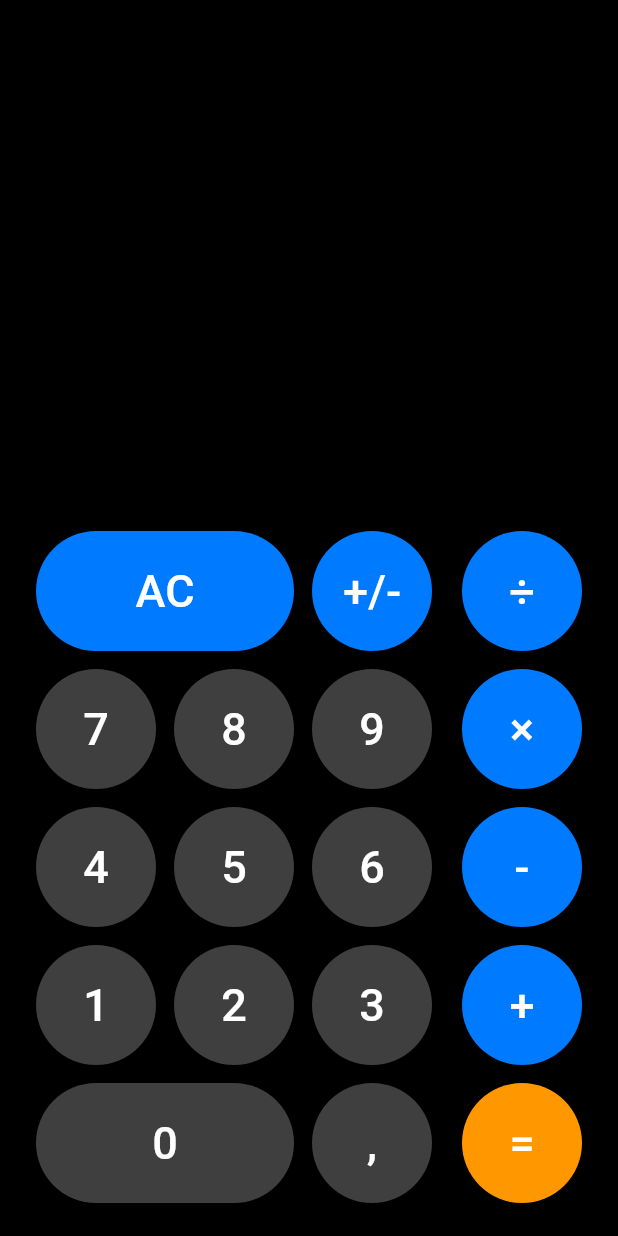
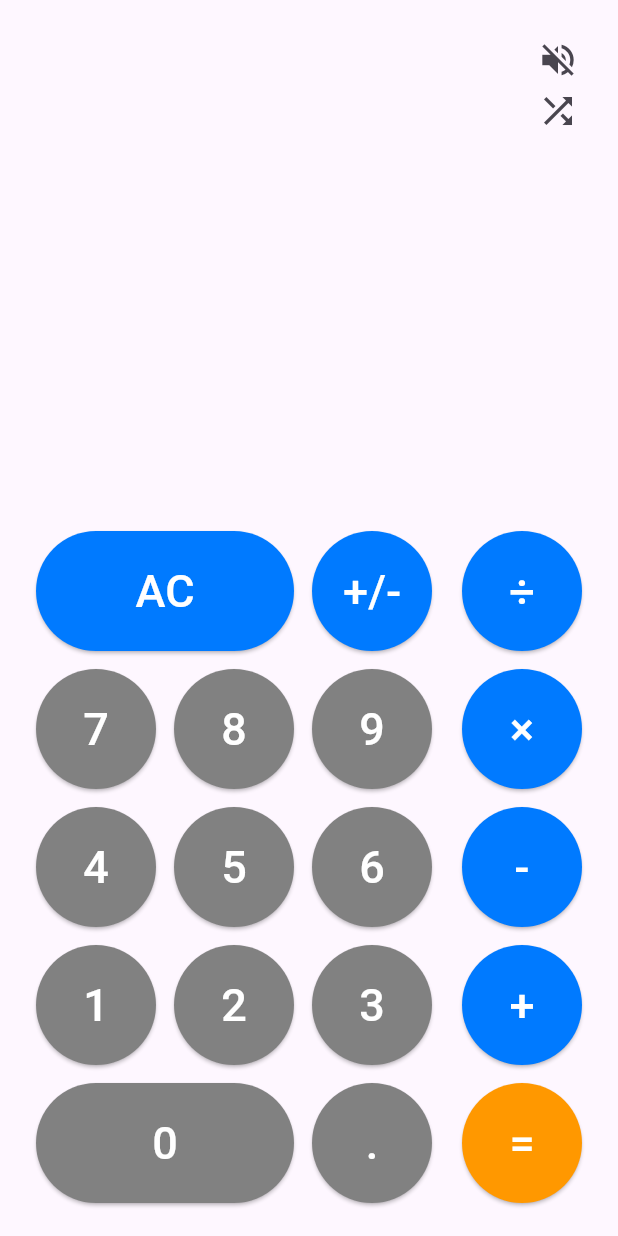
Before and after one commit to adomcik/kalkuliator, a Flutter app: the screen it shows after launch, after a tap on "Continue", on a phone screen of 412 x 824 dp. Run offline on Flutter 3.47's test engine with Material 3 defaults, Android fonts, the phone set to English and light mode, and no system bars; our stand-ins replace package_info_plus, shared_preferences.

Commit message:
good progress

```diff
--- a/lib/calculator_screen.dart
+++ b/lib/calculator_screen.dart
@@ -1,7 +1,15 @@
 import 'package:flutter/material.dart';
+import 'package:flutter/services.dart';
 
 class CalculatorScreen extends StatefulWidget {
-  const CalculatorScreen({super.key});
+  final ThemeMode themeMode;
+  final void Function(ThemeMode) onThemeChanged;
+
+  const CalculatorScreen({
+    super.key,
+    required this.themeMode,
+    required this.onThemeChanged,
+  });
 
   @override
   CalculatorScreenState createState() => CalculatorScreenState();
@@ -11,7 +19,19 @@ class CalculatorScreenState extends State<CalculatorScreen> {
   String _input = '';
   String _result = '';
   bool _isResultCalculated = false;
+  bool _isSoundEnabled = false;
   final int _maxInputLength = 15;
+
+  final List<String> _buttonLabels = [
+    'AC', '+/-', '÷', '7', '8', '9', '×', '4', '5', '6', '-', '1', '2', '3', '+', '0', '.', '=',
+  ];
+
+  void _toggleSound() {
+    setState(() {
+      _isSoundEnabled = !_isSoundEnabled;
+    });
+    print("Sound effects are ${_isSoundEnabled ? 'enabled' : 'disabled'}");
+  }
 
   void _onPressed(String value) {
     setState(() {
@@ -20,41 +40,38 @@ class CalculatorScreenState extends State<CalculatorScreen> {
           _input = '';
           _result = '';
           _isResultCalculated = false;
-        } else if (value == '=') {
-          return;
-        } else {
+        } else if (value != '=') {
           _input = _result + value;
           _result = '';
           _isResultCalculated = false;
         }
       } else {
-        if (value == 'AC') {
+        switch (value) {
+          case 'AC':
             _input = '';
             _result = '';
-        } else if (value == '=') {
+            break;
+          case '=':
             try {
               _result = _calculateResult(_input);
               _isResultCalculated = true;
             } catch (e) {
               _result = 'Error';
               _isResultCalculated = true;
+              print("Error calculating result: $e");
             }
-        } else if (value == '+/-') {
+            break;
+          case '+/-':
             if (_input.isNotEmpty) {
-            if (_input[0] == '-') {
-              _input = _input.substring(1);
-            } else {
-              _input = '-$_input';
+              _input = _input.startsWith('-') ? _input.substring(1) : '-$_input';
             }
-          }
-        } else {
-          if (_input.length < _maxInputLength) {
-            if (value == ',' && !_input.contains(',')) {
-              _input += ',';
-            } else if (value != ',') {
-              _input += value;
-            }
-          }
+            break;
+          case '.':
+            if (!_input.contains('.')) _input += value;
+            break;
+          default:
+            if (_input.length < _maxInputLength) _input += value;
+            break;
         }
       }
     });
@@ -67,61 +84,39 @@ String _calculateResult(String input) {
         .replaceAll(',', '.')
         .replaceAll(' ', '');
 
+    if (expression.isEmpty) return 'Error';
+
     try {
       final result = _evaluateExpression(expression);
-
-    if (result == 0) {
-      return '0';
-    }
-
-    if (result.abs() >= 1e6 || result.abs() <= 1e-6) {
-      return result.toStringAsExponential(2).replaceAll('e+', 'e');
-    }
-
-    // If it's a whole number, remove the .0
-    if (result == result.roundToDouble()) {
-      return result.toInt().toString();
-    }
-
-    return result.toString();
+      return _formatResult(result);
     } catch (e) {
+      print("Error evaluating expression: $e");
       return 'Error';
     }
   }
 
-
-
   double _evaluateExpression(String expression) {
-    if (expression[0] == '-') {
-      expression = '0$expression';
-    }
+    if (expression[0] == '-') expression = '0$expression';
     expression = expression.replaceAll('--', '+');
     expression = expression.replaceAll(RegExp(r'(?<=\d)(?=[^\d\s])'), ' ').replaceAll(RegExp(r'(?<=\D)(?=\d)'), ' ');
 
     final components = expression.split(' ').where((e) => e.isNotEmpty).toList();
-
     double result = 0.0;
     String operator = '+';
 
     for (var component in components) {
-      if (component == '+' || component == '-') {
-        operator = component;
-      } else if (component == '*' || component == '/') {
+      if ('+-*/'.contains(component)) {
         operator = component;
       } else {
         double number = double.parse(component);
-
-        if (operator == '+') {
-          result += number;
-        } else if (operator == '-') {
-          result -= number;
-        } else if (operator == '*') {
-          result *= number;
-        } else if (operator == '/') {
-          if (number == 0) {
-            throw Exception('Cannot divide by zero');
-          }
+        switch (operator) {
+          case '+': result += number; break;
+          case '-': result -= number; break;
+          case '*': result *= number; break;
+          case '/':
+            if (number == 0) throw Exception('Cannot divide by zero');
             result /= number;
+            break;
         }
       }
     }
@@ -129,7 +124,28 @@ String _calculateResult(String input) {
     return result;
   }
 
+  String _formatResult(double result) {
+    if (result == 0) return '0';
+    if (result.abs() >= 1e6 || result.abs() <= 1e-6) {
+      return result.toStringAsExponential(2).replaceAll('e+', 'e');
+    }
+
+    String resultStr = result.toStringAsFixed(11).replaceAll(RegExp(r'0+$'), '').replaceAll(RegExp(r'\.$'), '');
+    return resultStr.length > 12 ? resultStr.substring(0, 12) : resultStr;
+  }
+
+  void _shuffleButtons() {
+    setState(() {
+      _buttonLabels.shuffle();
+    });
+  }
+
   Widget _buildRoundButton(String text, {Color? color, bool isNumber = false}) {
+    final isDark = Theme.of(context).brightness == Brightness.dark;
+    final buttonColor = isNumber
+        ? (isDark ? const Color(0xFF3F3F3F) : const Color(0xFF818181))
+        : (color ?? const Color(0xFF007AFF));
+
     return Padding(
       padding: const EdgeInsets.all(6.0),
       child: SizedBox(
@@ -138,23 +154,22 @@ String _calculateResult(String input) {
         child: ElevatedButton(
           onPressed: () => _onPressed(text),
           style: ElevatedButton.styleFrom(
-            backgroundColor: isNumber ? const Color.fromARGB(255, 63, 63, 63) : (color ?? const Color(0xFF007AFF)),
+            backgroundColor: buttonColor,
             shape: const CircleBorder(),
             padding: EdgeInsets.zero,
           ),
-          child: Text(
-            text,
-            style: const TextStyle(
-              fontSize: 30,
-              color: Colors.white,
-            ),
-          ),
+          child: Text(text, style: const TextStyle(fontSize: 30, color: Colors.white)),
         ),
       ),
     );
   }
 
   Widget _buildWideButton(String text, {Color? color, bool isNumber = false}) {
+    final isDark = Theme.of(context).brightness == Brightness.dark;
+    final buttonColor = isNumber
+        ? (isDark ? const Color(0xFF3F3F3F) : const Color(0xFF818181))
+        : (color ?? const Color(0xFF007AFF));
+
     return Padding(
       padding: const EdgeInsets.all(6.0),
       child: SizedBox(
@@ -163,43 +178,64 @@ String _calculateResult(String input) {
         child: ElevatedButton(
           onPressed: () => _onPressed(text),
           style: ElevatedButton.styleFrom(
-            backgroundColor: isNumber ? const Color.fromARGB(255, 63, 63, 63) : (color ?? const Color(0xFF007AFF)),
-            shape: RoundedRectangleBorder(
-              borderRadius: BorderRadius.circular(100),
-            ),
+            backgroundColor: buttonColor,
+            shape: RoundedRectangleBorder(borderRadius: BorderRadius.circular(100)),
             padding: EdgeInsets.zero,
           ),
-          child: Text(
-            text,
-            style: const TextStyle(
-              fontSize: 30,
-              color: Colors.white,
-            ),
-          ),
+          child: Text(text, style: const TextStyle(fontSize: 30, color: Colors.white)),
         ),
       ),
     );
   }
 
   Widget _buildRow(List<Widget> buttons) {
-    return Row(
-      mainAxisAlignment: MainAxisAlignment.center,
-      children: buttons,
-    );
+    return Row(mainAxisAlignment: MainAxisAlignment.center, children: buttons);
+  }
+
+  @override
+  void dispose() {
+    super.dispose();
   }
 
   @override
   Widget build(BuildContext context) {
+    SystemChrome.setSystemUIOverlayStyle(
+      Theme.of(context).brightness == Brightness.dark ? SystemUiOverlayStyle.light : SystemUiOverlayStyle.dark,
+    );
+
     double fontSize = 48;
     if (_input.length > 10) fontSize = 42;
     if (_input.length > 12) fontSize = 38;
     if (_input.length > 14) fontSize = 32;
 
     return Scaffold(
-      backgroundColor: Colors.black,
+      backgroundColor: Theme.of(context).scaffoldBackgroundColor,
       body: SafeArea(
         child: Column(
           children: [
+            Stack(
+              children: [
+                Container(
+                  alignment: Alignment.centerRight,
+                  padding: const EdgeInsets.only(top: 16, right: 16),
+                  child: IconButton(
+                    icon: Icon(
+                      _isSoundEnabled ? Icons.volume_up : Icons.volume_off,
+                      size: 28,
+                    ),
+                    onPressed: _toggleSound,
+                  ),
+                ),
+                Container(
+                  alignment: Alignment.topRight,
+                  padding: const EdgeInsets.only(top: 50, right: 16),
+                  child: IconButton(
+                    icon: const Icon(Icons.shuffle, size: 28),
+                    onPressed: _shuffleButtons,
+                  ),
+                ),
+              ],
+            ),
             Expanded(
               child: GestureDetector(
                 onTap: () {
@@ -217,17 +253,25 @@ String _calculateResult(String input) {
                     mainAxisAlignment: MainAxisAlignment.end,
                     crossAxisAlignment: CrossAxisAlignment.end,
                     children: [
-                      Text(
-                        _input,
+                      AnimatedDefaultTextStyle(
+                        duration: const Duration(milliseconds: 200),
                         style: TextStyle(
-                          fontSize: fontSize,
-                          color: Colors.white,
+                          fontSize: _isResultCalculated ? 24 : fontSize,
+                          color: _isResultCalculated
+                              ? Colors.grey
+                              : Theme.of(context).textTheme.bodyLarge?.color,
                         ),
+                        child: Text(_input),
                       ),
                       const SizedBox(height: 10),
                       Text(
                         _result,
-                        style: const TextStyle(fontSize: 52, color: Colors.greenAccent),
+                        style: TextStyle(
+                          fontSize: 62,
+                          color: Theme.of(context).brightness == Brightness.dark
+                              ? Colors.white
+                              : Colors.black,
+                        ),
                       ),
                     ],
                   ),
@@ -235,37 +279,37 @@ String _calculateResult(String input) {
               ),
             ),
             _buildRow([
-              _buildWideButton('AC', isNumber: false),
-              _buildRoundButton('+/-', isNumber: false),
+              _buildWideButton(_buttonLabels[0], isNumber: false),
+              _buildRoundButton(_buttonLabels[1], isNumber: false),
               const SizedBox(width: 8),
-              _buildRoundButton('÷', isNumber: false),
+              _buildRoundButton(_buttonLabels[2], isNumber: false),
             ]),
             _buildRow([
-              _buildRoundButton('7', isNumber: true),
-              _buildRoundButton('8', isNumber: true),
-              _buildRoundButton('9', isNumber: true),
+              _buildRoundButton(_buttonLabels[3], isNumber: true),
+              _buildRoundButton(_buttonLabels[4], isNumber: true),
+              _buildRoundButton(_buttonLabels[5], isNumber: true),
               const SizedBox(width: 8),
-              _buildRoundButton('×', isNumber: false),
+              _buildRoundButton(_buttonLabels[6], isNumber: false),
             ]),
             _buildRow([
-              _buildRoundButton('4', isNumber: true),
-              _buildRoundButton('5', isNumber: true),
-              _buildRoundButton('6', isNumber: true),
+              _buildRoundButton(_buttonLabels[7], isNumber: true),
+              _buildRoundButton(_buttonLabels[8], isNumber: true),
+              _buildRoundButton(_buttonLabels[9], isNumber: true),
               const SizedBox(width: 8),
-              _buildRoundButton('-', isNumber: false),
+              _buildRoundButton(_buttonLabels[10], isNumber: false),
             ]),
             _buildRow([
-              _buildRoundButton('1', isNumber: true),
-              _buildRoundButton('2', isNumber: true),
-              _buildRoundButton('3', isNumber: true),
+              _buildRoundButton(_buttonLabels[11], isNumber: true),
+              _buildRoundButton(_buttonLabels[12], isNumber: true),
+              _buildRoundButton(_buttonLabels[13], isNumber: true),
               const SizedBox(width: 8),
-              _buildRoundButton('+', isNumber: false),
+              _buildRoundButton(_buttonLabels[14], isNumber: false),
             ]),
             _buildRow([
-              _buildWideButton('0', isNumber: true),
-              _buildRoundButton(',', isNumber: true),
+              _buildWideButton(_buttonLabels[15], isNumber: true),
+              _buildRoundButton(_buttonLabels[16], isNumber: true),
               const SizedBox(width: 8),
-              _buildRoundButton('=', color: Colors.orange, isNumber: false),
+              _buildRoundButton(_buttonLabels[17], color: Colors.orange, isNumber: false),
             ]),
             const SizedBox(height: 16),
           ],
--- a/lib/main.dart
+++ b/lib/main.dart
@@ -1,60 +1,103 @@
 import 'package:flutter/material.dart';
+import 'package:flutter/services.dart';
 import 'package:shared_preferences/shared_preferences.dart';
 import 'package:package_info_plus/package_info_plus.dart';
 
-import 'calculator_screen.dart'; // Ensure this import is correct
-import 'welcome_screen.dart'; // Ensure this import is correct
+import 'calculator_screen.dart';
+import 'welcome_screen.dart';
 
-void main() {
+void main() async {
+  WidgetsFlutterBinding.ensureInitialized();
+  await SystemChrome.setPreferredOrientations([DeviceOrientation.portraitUp, DeviceOrientation.portraitDown]);
+
   runApp(const Kalkuliator());
 }
 
-class Kalkuliator extends StatelessWidget {
-  const Kalkuliator({super.key}); // Fix for the 'key' warning
+class Kalkuliator extends StatefulWidget {
+  const Kalkuliator({super.key});
 
-  Future<Widget> getInitialScreen() async {
+  @override
+  _KalkuliatorState createState() => _KalkuliatorState();
+}
+
+class _KalkuliatorState extends State<Kalkuliator> {
+  ThemeMode _themeMode = ThemeMode.system;
+  late Future<Widget> _initialScreen;
+
+  void _setThemeMode(ThemeMode mode) {
+    setState(() {
+      _themeMode = mode;
+    });
+  }
+
+  Future<Widget> _getInitialScreen() async {
     final prefs = await SharedPreferences.getInstance();
     final packageInfo = await PackageInfo.fromPlatform();
     final currentVersion = packageInfo.version;
     final savedVersion = prefs.getString('lastVersion');
 
     if (savedVersion != currentVersion) {
-      // First launch or after update
       await prefs.setString('lastVersion', currentVersion);
-      return WelcomeScreen(); // Ensure WelcomeScreen is imported correctly
-    } else {
-      return CalculatorScreen(); // Ensure CalculatorScreen is imported correctly
+      return WelcomeScreen(
+        themeMode: _themeMode,
+        onThemeChanged: _setThemeMode,
+        onContinue: _onWelcomeContinue,
+      );
     }
+
+    return _buildCalculatorScreen();
+  }
+
+  void _onWelcomeContinue() {
+    setState(() {
+      _initialScreen = Future.value(_buildCalculatorScreen());
+    });
+  }
+
+  CalculatorScreen _buildCalculatorScreen() {
+    return CalculatorScreen(
+      themeMode: _themeMode,
+      onThemeChanged: _setThemeMode,
+    );
+  }
+
+  @override
+  void initState() {
+    super.initState();
+    _initialScreen = _getInitialScreen();
   }
 
   @override
   Widget build(BuildContext context) {
     return MaterialApp(
-      title: 'Kalkuliator',  // Changed from CalcMate to Kalkuliator
+      title: 'Kalkuliator',
       debugShowCheckedModeBanner: false,
-
       theme: ThemeData(
         brightness: Brightness.light,
+        useMaterial3: true,
         primarySwatch: Colors.deepPurple,
       ),
       darkTheme: ThemeData(
         brightness: Brightness.dark,
+        useMaterial3: true,
         primarySwatch: Colors.deepPurple,
         scaffoldBackgroundColor: Colors.black,
       ),
-      themeMode: ThemeMode.system, // Uses system setting (light/dark)
-
+      themeMode: _themeMode,
       home: FutureBuilder<Widget>(
-        future: getInitialScreen(),
+        future: _initialScreen,
         builder: (context, snapshot) {
           if (snapshot.connectionState == ConnectionState.waiting) {
-            return Scaffold(
+            return const Scaffold(
               backgroundColor: Colors.black,
               body: Center(child: CircularProgressIndicator()),
             );
-          } else {
-            return snapshot.data!;  // Return the screen based on Future
+          } else if (snapshot.hasError) {
+            return const Scaffold(
+              body: Center(child: Text('Error loading screen')),
+            );
           }
+          return snapshot.data!;
         },
       ),
     );
--- a/lib/welcome_screen.dart
+++ b/lib/welcome_screen.dart
@@ -2,14 +2,23 @@ import 'package:flutter/material.dart';
 import 'calculator_screen.dart';
 
 class WelcomeScreen extends StatelessWidget {
-  const WelcomeScreen({super.key}); // Fix here, passing key to super()
+  final VoidCallback onContinue;
+  final ThemeMode themeMode;
+  final ValueChanged<ThemeMode> onThemeChanged;
+
+  const WelcomeScreen({
+    super.key,
+    required this.onContinue,
+    required this.themeMode,
+    required this.onThemeChanged,
+  });
 
   @override
   Widget build(BuildContext context) {
     final isDarkMode = Theme.of(context).brightness == Brightness.dark;
 
     return Scaffold(
-      backgroundColor: isDarkMode ? Color.fromARGB(255, 0, 0, 0) : Colors.white, // White background in light mode, iOS blue in dark mode
+      backgroundColor: isDarkMode ? Colors.black : Colors.white,
       body: SafeArea(
         child: Padding(
           padding: const EdgeInsets.symmetric(horizontal: 32.0, vertical: 24),
@@ -22,15 +31,15 @@ class WelcomeScreen extends StatelessWidget {
                   Icon(
                     Icons.calculate_outlined,
                     size: 100,
-                    color: isDarkMode ? Color(0xFF007AFF) : Color(0xFF007AFF), // Icon color for light/dark mode
+                    color: const Color(0xFF007AFF),
                   ),
                   const SizedBox(height: 24),
                   Text(
-                    'Welcome to Kalkuliator', // Changed from 'CalcMate' to 'Kalkuliator'
+                    'Welcome to Kalkuliator',
                     style: TextStyle(
                       fontSize: 28,
                       fontWeight: FontWeight.bold,
-                      color: isDarkMode ? Colors.white : Colors.black, // Black text in light mode
+                      color: isDarkMode ? Colors.white : Colors.black,
                     ),
                     textAlign: TextAlign.center,
                   ),
@@ -39,7 +48,7 @@ class WelcomeScreen extends StatelessWidget {
                     'Your sleek and simple calculator is ready to go.',
                     style: TextStyle(
                       fontSize: 16,
-                      color: isDarkMode ? Colors.white70 : Colors.black54, // Dark text in light mode
+                      color: isDarkMode ? Colors.white70 : Colors.black54,
                     ),
                     textAlign: TextAlign.center,
                   ),
@@ -51,11 +60,17 @@ class WelcomeScreen extends StatelessWidget {
                 child: ElevatedButton(
                   onPressed: () {
                     Navigator.of(context).pushReplacement(
-                      MaterialPageRoute(builder: (_) => CalculatorScreen()), // Remove 'const'
+                      MaterialPageRoute(
+                        builder: (_) => CalculatorScreen(
+                          themeMode: themeMode,
+                          onThemeChanged: onThemeChanged,
+                        ),
+                      ),
                     );
+                    onContinue(); // Call the provided callback
                   },
                   style: ElevatedButton.styleFrom(
-                    backgroundColor: Color(0xFF007AFF), // iOS blue button background
+                    backgroundColor: const Color(0xFF007AFF),
                     padding: const EdgeInsets.symmetric(vertical: 16),
                     shape: RoundedRectangleBorder(
                       borderRadius: BorderRadius.circular(12),
```
Also changed, not shown: pubspec.yaml (+5 -72 lines), pubspec.lock, 2 other files. Lines whose indentation alone changed are shown as unchanged.
